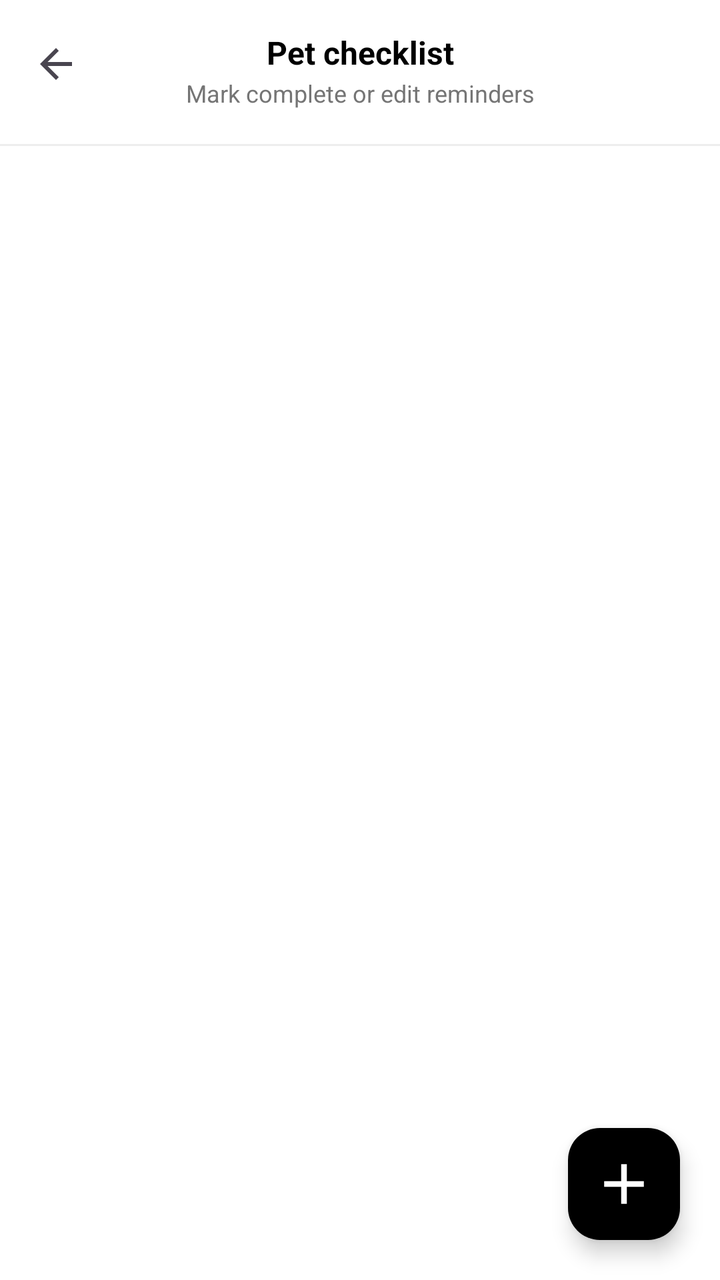
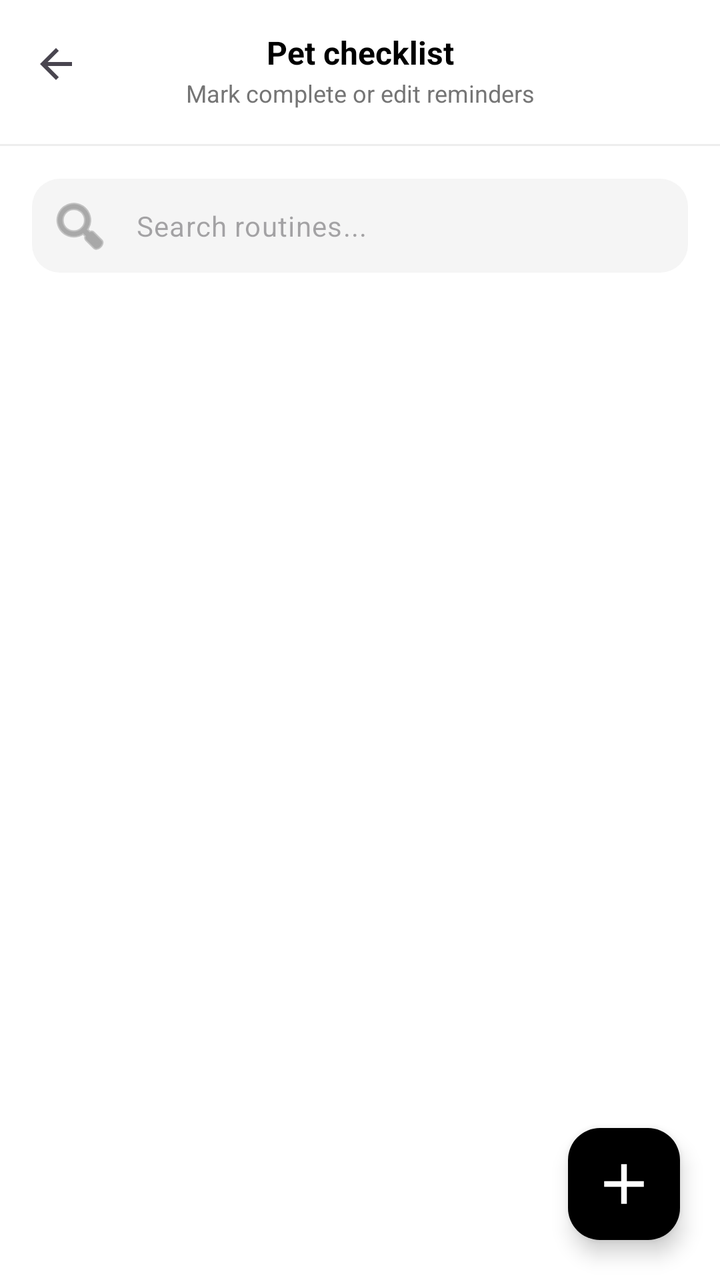

Compare the two renders of this Android layout. The source of the first and the diff that turns it into the second are given below.
<!-- AndroidManifest.xml: application theme Theme.PetCare -->
<!-- res/layout/activity_checklist.xml -->
<?xml version="1.0" encoding="utf-8"?>
<androidx.coordinatorlayout.widget.CoordinatorLayout xmlns:android="http://schemas.android.com/apk/res/android"
    xmlns:app="http://schemas.android.com/apk/res-auto"
    android:layout_width="match_parent"
    android:layout_height="match_parent"
    android:background="@color/app_bg">

    <com.google.android.material.appbar.AppBarLayout
        android:layout_width="match_parent"
        android:layout_height="wrap_content"
        android:background="@color/app_bg"
        app:elevation="0dp">

        <LinearLayout
            android:layout_width="match_parent"
            android:layout_height="wrap_content"
            android:orientation="vertical">

            <androidx.appcompat.widget.Toolbar
                android:id="@+id/toolbar"
                android:layout_width="match_parent"
                android:layout_height="72dp"
                app:navigationIcon="?attr/homeAsUpIndicator">

                <LinearLayout
                    android:layout_width="wrap_content"
                    android:layout_height="wrap_content"
                    android:layout_gravity="center"
                    android:gravity="center"
                    android:orientation="vertical">

                    <TextView
                        android:id="@+id/textChecklistTitle"
                        android:layout_width="wrap_content"
                        android:layout_height="wrap_content"
                        android:includeFontPadding="false"
                        android:text="Pet checklist"
                        android:textColor="@color/app_text_primary"
                        android:textSize="16sp"
                        android:textStyle="bold" />

                    <TextView
                        android:layout_width="wrap_content"
                        android:layout_height="wrap_content"
                        android:layout_marginTop="4dp"
                        android:includeFontPadding="false"
                        android:text="Mark complete or edit reminders"
                        android:textColor="@color/app_text_secondary"
                        android:textSize="12sp" />
                </LinearLayout>
            </androidx.appcompat.widget.Toolbar>

            <View
                android:layout_width="match_parent"
                android:layout_height="1dp"
                android:background="@color/app_divider" />
        </LinearLayout>
    </com.google.android.material.appbar.AppBarLayout>

    <androidx.core.widget.NestedScrollView
        android:layout_width="match_parent"
        android:layout_height="match_parent"
        android:clipToPadding="false"
        android:paddingBottom="96dp"
        app:layout_behavior="@string/appbar_scrolling_view_behavior">

        <LinearLayout
            android:id="@+id/layoutChecklistItems"
            android:layout_width="match_parent"
            android:layout_height="wrap_content"
            android:orientation="vertical"
            android:padding="16dp" />
    </androidx.core.widget.NestedScrollView>

    <TextView
        android:id="@+id/textEmptyChecklist"
        android:layout_width="match_parent"
        android:layout_height="wrap_content"
        android:layout_gravity="center"
        android:gravity="center"
        android:padding="24dp"
        android:text="No checklist items yet."
        android:textColor="@color/app_text_secondary"
        android:textSize="14sp"
        android:visibility="gone" />

    <com.google.android.material.floatingactionbutton.FloatingActionButton
        android:id="@+id/fabAddTask"
        android:layout_width="wrap_content"
        android:layout_height="wrap_content"
        android:layout_gravity="bottom|end"
        android:layout_margin="20dp"
        android:src="@drawable/ic_add_black"
        app:backgroundTint="@color/black"
        app:maxImageSize="34dp"
        app:tint="@color/white" />
</androidx.coordinatorlayout.widget.CoordinatorLayout>
<!-- resources referenced by this layout -->
<resources>
  <color name="app_bg">#FFFFFF</color>
  <color name="app_divider">#EEEEEE</color>
  <color name="app_text_primary">#000000</color>
  <color name="app_text_secondary">#757575</color>
  <color name="black">#000000</color>
  <color name="white">#FFFFFF</color>
  <!-- drawable ic_add_black (drawable) -->
  <vector xmlns:android="http://schemas.android.com/apk/res/android"
      android:width="24dp"
      android:height="24dp"
      android:viewportWidth="24"
      android:viewportHeight="24">
      <path
          android:fillColor="#FFFFFF"
          android:pathData="M19,13h-6v6h-2v-6H5v-2h6V5h2v6h6v2z" />
  </vector>
  <style name="Theme.PetCare" parent="Base.Theme.PetCare" />
  <style name="Base.Theme.PetCare" parent="Theme.Material3.Light.NoActionBar">
          <item name="colorPrimary">@color/black</item>
          <item name="android:windowBackground">@color/app_bg</item>
          <item name="colorSurface">@color/app_bg</item>
          <item name="colorOnSurface">@color/app_text_primary</item>
          <item name="colorOnSurfaceVariant">@color/app_text_secondary</item>
          <item name="android:statusBarColor">@color/app_bg</item>
          <item name="android:windowLightStatusBar">true</item>
      </style>
</resources>

<!-- the commit's change to res/layout/activity_checklist.xml (unified diff, before → after) -->
@@ -20,7 +20,7 @@
                 android:id="@+id/toolbar"
                 android:layout_width="match_parent"
                 android:layout_height="72dp"
-                app:navigationIcon="?attr/homeAsUpIndicator">
+                app:navigationIcon="@drawable/ic_back_arrow">
 
                 <LinearLayout
                     android:layout_width="wrap_content"
@@ -54,6 +54,32 @@
                 android:layout_width="match_parent"
                 android:layout_height="1dp"
                 android:background="@color/app_divider" />
+
+            <com.google.android.material.textfield.TextInputLayout
+                style="@style/Widget.Material3.TextInputLayout.OutlinedBox"
+                android:layout_width="match_parent"
+                android:layout_height="wrap_content"
+                android:layout_marginHorizontal="16dp"
+                android:layout_marginTop="16dp"
+                app:boxBackgroundColor="@color/app_input_bg"
+                app:boxCornerRadiusBottomEnd="14dp"
+                app:boxCornerRadiusBottomStart="14dp"
+                app:boxCornerRadiusTopEnd="14dp"
+                app:boxCornerRadiusTopStart="14dp"
+                app:boxStrokeWidth="0dp"
+                app:hintEnabled="false"
+                app:startIconDrawable="@android:drawable/ic_menu_search"
+                app:startIconTint="@color/app_text_secondary">
+                <com.google.android.material.textfield.TextInputEditText
+                    android:id="@+id/editChecklistSearch"
+                    android:layout_width="match_parent"
+                    android:layout_height="wrap_content"
+                    android:hint="Search routines..."
+                    android:inputType="text"
+                    android:paddingVertical="14dp"
+                    android:textColor="@color/app_text_primary"
+                    android:textSize="14sp" />
+            </com.google.android.material.textfield.TextInputLayout>
         </LinearLayout>
     </com.google.android.material.appbar.AppBarLayout>
 
@@ -79,6 +105,9 @@
         android:layout_gravity="center"
         android:gravity="center"
         android:padding="24dp"
+        android:drawablePadding="16dp"
+        app:drawableTopCompat="@drawable/ic_walk"
+        app:drawableTint="@color/indicator_grey"
         android:text="No checklist items yet."
         android:textColor="@color/app_text_secondary"
         android:textSize="14sp"
<!-- resource entries referenced after the edit -->
@@ -2,9 +2,11 @@
 <resources>
   <color name="app_bg">#FFFFFF</color>
   <color name="app_divider">#EEEEEE</color>
+  <color name="app_input_bg">#F5F5F5</color>
   <color name="app_text_primary">#000000</color>
   <color name="app_text_secondary">#757575</color>
   <color name="black">#000000</color>
+  <color name="indicator_grey">#E0E0E0</color>
   <color name="white">#FFFFFF</color>
   <!-- drawable ic_add_black (drawable) -->
   <vector xmlns:android="http://schemas.android.com/apk/res/android"
@@ -15,6 +17,27 @@
       <path
           android:fillColor="#FFFFFF"
           android:pathData="M19,13h-6v6h-2v-6H5v-2h6V5h2v6h6v2z" />
+  </vector>
+  <!-- drawable ic_back_arrow (drawable) -->
+  <vector xmlns:android="http://schemas.android.com/apk/res/android"
+      android:width="24dp"
+      android:height="24dp"
+      android:viewportWidth="24"
+      android:viewportHeight="24"
+      android:tint="?attr/colorControlNormal">
+      <path
+          android:fillColor="@android:color/white"
+          android:pathData="M20,11H7.83l5.59,-5.59L12,4l-8,8l8,8l1.41,-1.41L7.83,13H20v-2z" />
+  </vector>
+  <!-- drawable ic_walk (drawable) -->
+  <vector xmlns:android="http://schemas.android.com/apk/res/android"
+      android:width="16dp"
+      android:height="16dp"
+      android:viewportWidth="24"
+      android:viewportHeight="24">
+      <path
+          android:fillColor="#000000"
+          android:pathData="M13.5,5.5c1.1,0 2,-0.9 2,-2s-0.9,-2 -2,-2 -2,0.9 -2,2 0.9,2 2,2zM13.5,23l-1.1,-4.9 -2.2,-2.1c-0.4,-0.4 -0.6,-1 -0.6,-1.5V9.5c0,-0.8 0.7,-1.5 1.5,-1.5s1.5,0.7 1.5,1.5V13l1.5,1.5 1.5,-0.5L16.5,8c0,-1.1 -0.9,-2 -2,-2h-2c-1.1,0 -2,0.9 -2,2v5.5c0,1.1 0.4,2.1 1.1,2.9l2.4,2.4L13.5,23z" />
   </vector>
   <style name="Theme.PetCare" parent="Base.Theme.PetCare" />
   <style name="Base.Theme.PetCare" parent="Theme.Material3.Light.NoActionBar">
